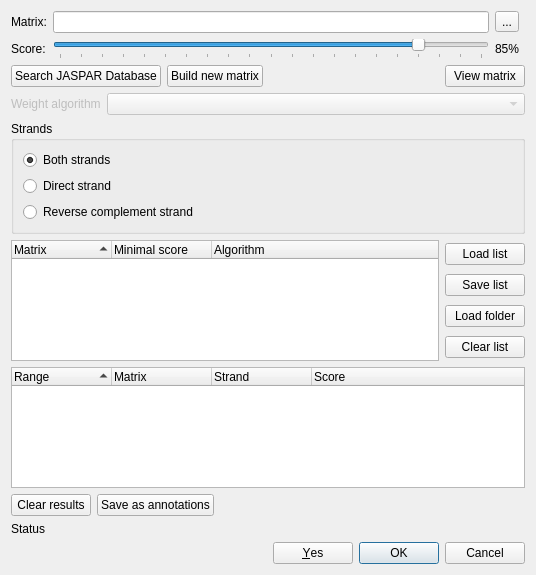
This is src/plugins/weight_matrix/src/ui/PWMSearchDialog.ui in violethaze74/ugene as Qt 5 draws it before an edit. The edited form follows.
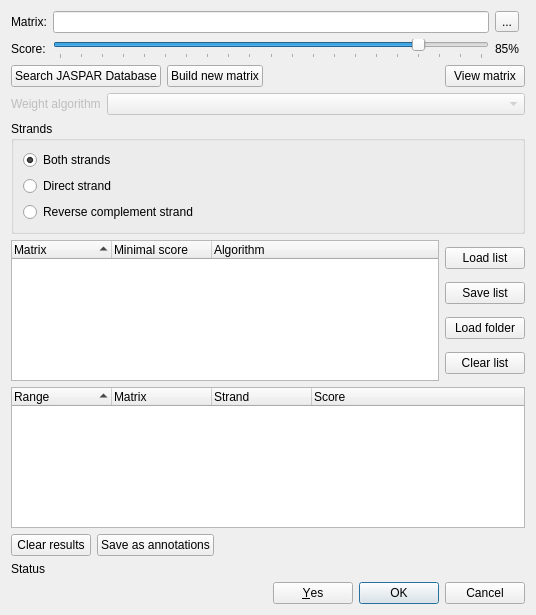
This is the edited form.

Commit message: UGENE-3176 Invalid layout in weight matrix search dialog on mac

```diff
--- a/src/plugins/weight_matrix/src/ui/PWMSearchDialog.ui
+++ b/src/plugins/weight_matrix/src/ui/PWMSearchDialog.ui
@@ -7,7 +7,7 @@
     <x>0</x>
     <y>0</y>
     <width>536</width>
-    <height>575</height>
+    <height>615</height>
    </rect>
   </property>
   <property name="minimumSize">
@@ -20,6 +20,9 @@
    <string>Weight Matrix Search</string>
   </property>
   <layout class="QVBoxLayout" name="verticalLayout_3">
+   <property name="sizeConstraint">
+    <enum>QLayout::SetMinAndMaxSize</enum>
+   </property>
    <item>
     <layout class="QGridLayout" name="gridLayout">
      <item row="0" column="0">
@@ -215,6 +218,9 @@
    </item>
    <item>
     <layout class="QHBoxLayout" name="horizontalLayout_9">
+     <property name="sizeConstraint">
+      <enum>QLayout::SetMinAndMaxSize</enum>
+     </property>
      <item>
       <widget class="QTreeWidget" name="tasksTree">
        <property name="rootIsDecorated">
@@ -245,6 +251,9 @@
      </item>
      <item>
       <layout class="QVBoxLayout" name="verticalLayout_4">
+       <property name="sizeConstraint">
+        <enum>QLayout::SetMinAndMaxSize</enum>
+       </property>
        <item>
         <widget class="QPushButton" name="loadListButton">
          <property name="text">
```
Left out of the diff: 6 changed lines with no effect on the pictures. Lines whose indentation alone changed are shown as unchanged.
